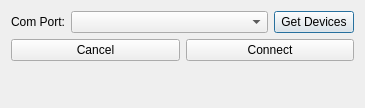
Qt form serialsetup.ui (yobson/Exoplanet-Simulation) before a commit.
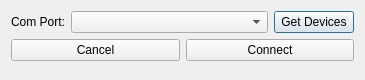
The same form after that commit. Icons and pictures are not drawn.

Patch:
```diff
--- a/serialsetup.ui
+++ b/serialsetup.ui
@@ -7,7 +7,7 @@
     <x>0</x>
     <y>0</y>
     <width>365</width>
-    <height>108</height>
+    <height>80</height>
    </rect>
   </property>
   <property name="windowTitle">
```
Left out of the diff: 6 changed lines with no effect on the pictures.
